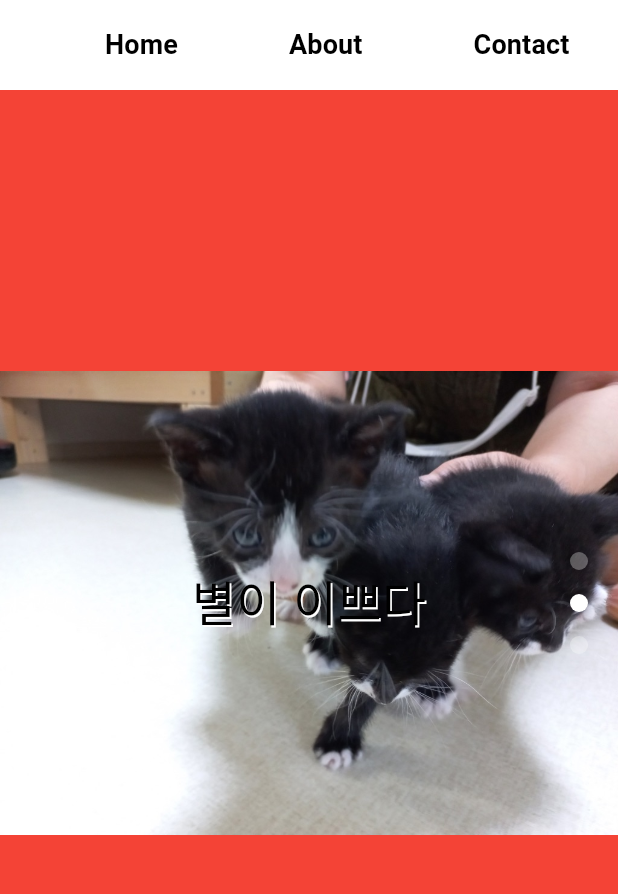
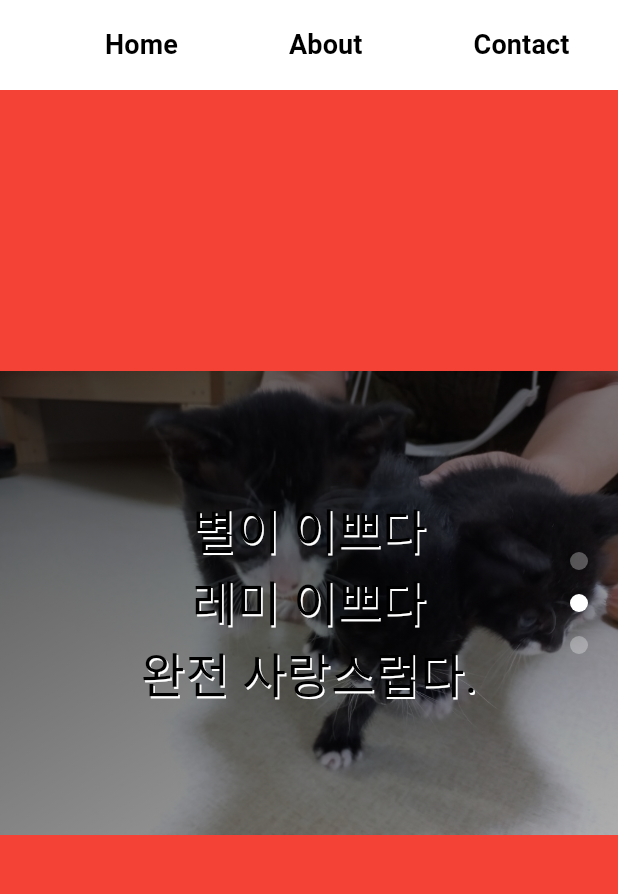
Before and after one commit to dmnkx/fl-youngsim-blog, a Flutter app: the DesktopLayout screen opened directly, swiped to page 2, on a phone screen of 412 x 824 dp, the part 120-1014 px from its top. Run offline on Flutter 3.47's test engine with Material 3 defaults, Android fonts, the phone set to English and light mode, and no system bars; Roboto replaces fonts that are missing (GowunDodum).

Commit message:
Add Dimmed

```diff
--- a/lib/screens/main/pages/first.dart
+++ b/lib/screens/main/pages/first.dart
@@ -16,11 +16,23 @@ class FirstPage extends StatelessWidget {
       child: Center(
         child: Stack(
           children: [
-            Image.asset(
-              'assets/images/001.jpeg',
-              fit: BoxFit.fitWidth,
-              width: double.infinity,
-              height: double.infinity,
+            ShaderMask(
+              shaderCallback:
+                  (bounds) => LinearGradient(
+                    colors: [
+                      Colors.black.withValues(alpha: 0.8),
+                      Colors.black.withValues(alpha: 0.2),
+                    ],
+                    begin: Alignment.topLeft,
+                    end: Alignment.bottomRight,
+                  ).createShader(bounds),
+              blendMode: BlendMode.darken,
+              child: Image.asset(
+                'assets/images/001.jpeg',
+                fit: BoxFit.fitWidth,
+                width: double.infinity,
+                height: double.infinity,
+              ),
             ),
             Positioned(
               bottom: 10,
--- a/lib/screens/main/pages/second.dart
+++ b/lib/screens/main/pages/second.dart
@@ -15,19 +15,57 @@ class SecondPage extends StatelessWidget {
       child: Center(
         child: Stack(
           children: [
-            Image.asset(
+            ShaderMask(
+              shaderCallback:
+                  (bounds) => LinearGradient(
+                    colors: [
+                      Colors.black.withValues(alpha: 0.8),
+                      Colors.black.withValues(alpha: 0.2),
+                    ],
+                    begin: Alignment.topLeft,
+                    end: Alignment.bottomRight,
+                  ).createShader(bounds),
+              blendMode: BlendMode.darken,
+              child: Image.asset(
                 'assets/images/002.jpeg',
                 fit: BoxFit.fitWidth,
                 width: double.infinity,
                 height: double.infinity,
               ),
+            ),
             Center(
-              child: Text(
+              child: Column(
+                crossAxisAlignment: CrossAxisAlignment.center,
+                mainAxisAlignment: MainAxisAlignment.center,
+                children: [
+                  Text(
                     '별이 이쁘다',
                     style: TextStyle(
                       fontSize: 32,
-                  shadows: [Shadow(color: Colors.white, offset: Offset(1, 1))],
+                      shadows: [
+                        Shadow(color: Colors.white, offset: Offset(1, 1)),
+                      ],
                     ),
+                  ),
+                  Text(
+                    '레미 이쁘다',
+                    style: TextStyle(
+                      fontSize: 32,
+                      shadows: [
+                        Shadow(color: Colors.white, offset: Offset(1, 1)),
+                      ],
+                    ),
+                  ),
+                  Text(
+                    '완전 사랑스럽다.',
+                    style: TextStyle(
+                      fontSize: 32,
+                      shadows: [
+                        Shadow(color: Colors.white, offset: Offset(1, 1)),
+                      ],
+                    ),
+                  ),
+                ],
               ),
             ),
           ],
```
Lines whose indentation alone changed are shown as unchanged.
